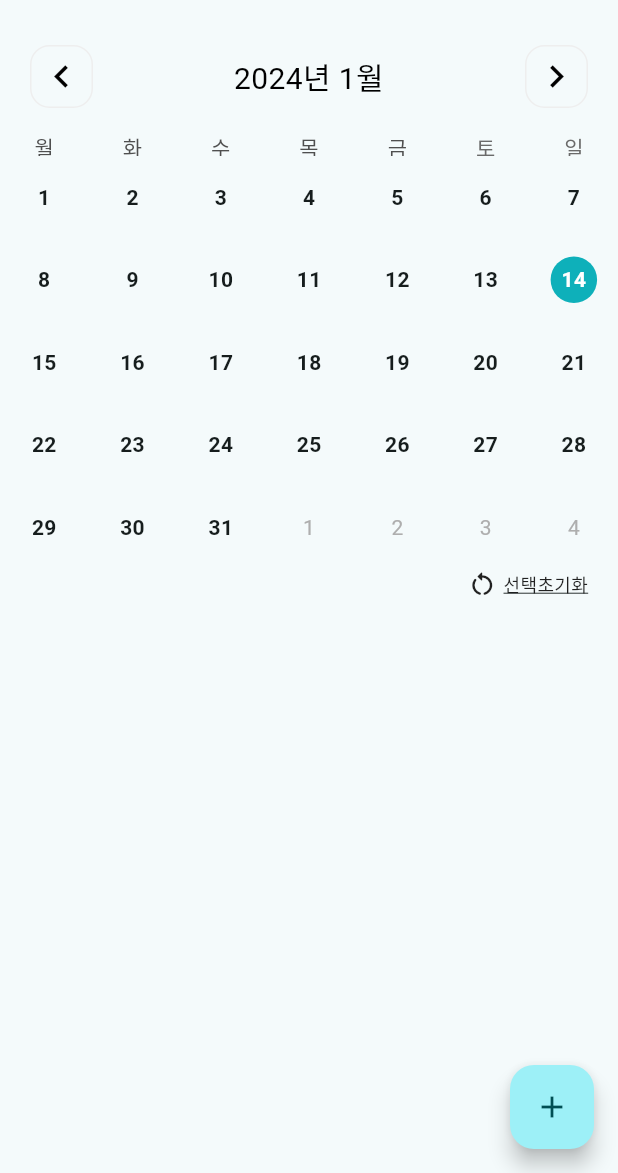
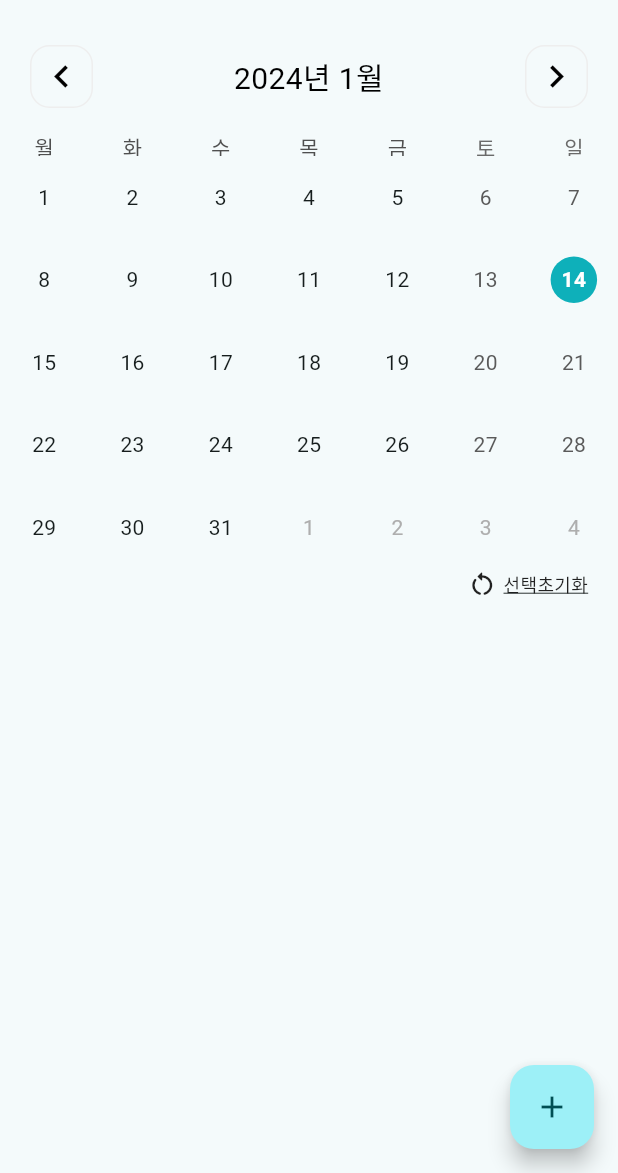
Before and after one commit to iikkkkyy/todo_refactor, a Flutter app: the screen it shows after launch, on a phone screen of 412 x 824 dp, the part 63-1236 px from its top. Run offline on Flutter 3.47's test engine with Material 3 defaults, Android fonts, the phone set to English and light mode, and no system bars; drawn by our look-alikes of table_calendar; our stand-ins replace get_it, go_router, hive, hive_flutter; accounts and stored records are empty.

Commit message:
fix: Bold 변경

```diff
--- a/lib/ui/main_screen.dart
+++ b/lib/ui/main_screen.dart
@@ -99,8 +99,8 @@ class _MainScreenState extends State<MainScreen> {
               // 원 사이즈 변경
               cellMargin: const EdgeInsets.all(12),
 
-              defaultTextStyle: const TextStyle(fontWeight: FontWeight.bold),
-              weekendTextStyle: const TextStyle(fontWeight: FontWeight.bold),
+              // defaultTextStyle: const TextStyle(fontWeight: FontWeight.bold),
+              // weekendTextStyle: const TextStyle(fontWeight: FontWeight.bold),
               todayTextStyle: const TextStyle(
                   color: Colors.white, fontWeight: FontWeight.bold),
               selectedTextStyle: const TextStyle(
```
